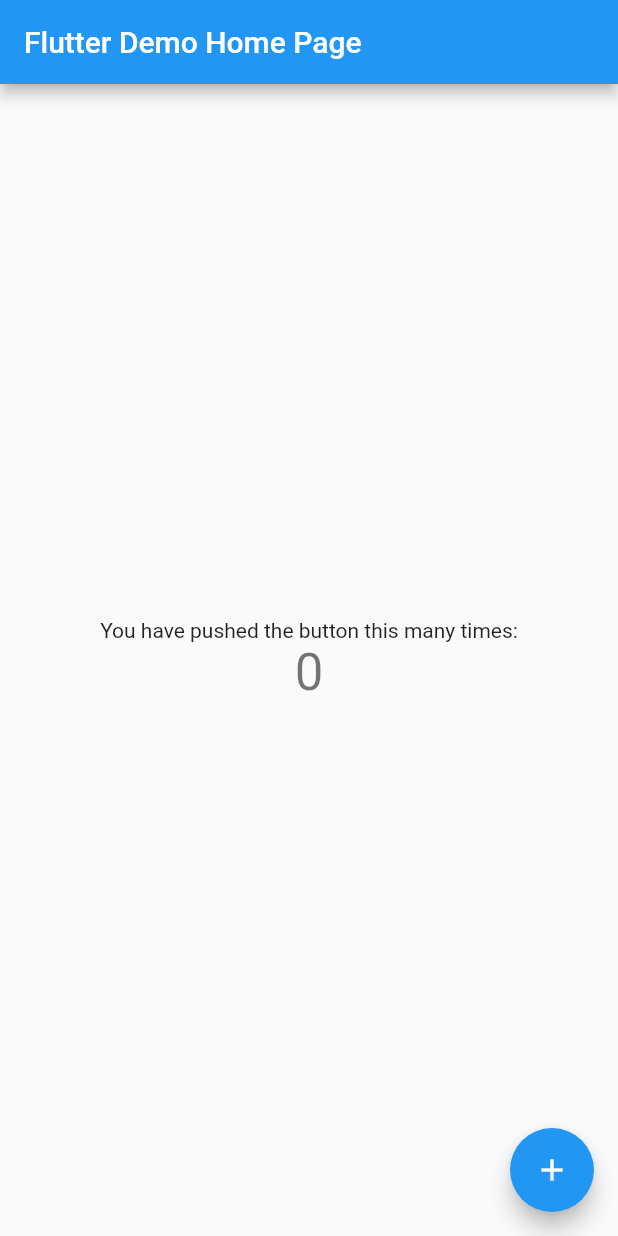
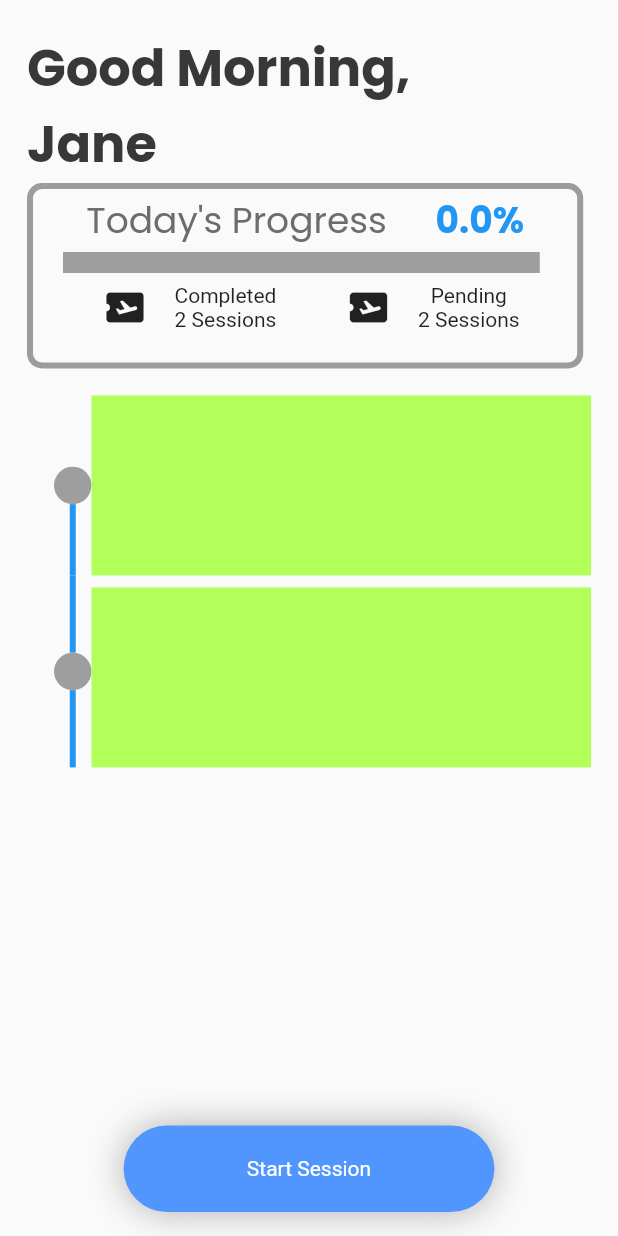
Before and after one commit to arunzuturu/fitness, a Flutter app: the screen it shows after launch, on a phone screen of 412 x 824 dp. Run offline on Flutter 3.47's test engine with Material 2 defaults, Android fonts, the phone set to English and light mode, and no system bars; drawn by our look-alikes of percent_indicator, timeline_tile; our stand-ins replace firebase_core, firebase_database, get, google_fonts; accounts and stored records are empty.

Commit message:
Lots of bs changes

```diff
--- /dev/null
+++ b/lib/View_Model/session_viewmodel.dart
@@ -0,0 +1,31 @@
+import 'package:firebase_core/firebase_core.dart';
+import 'package:firebase_database/firebase_database.dart';
+import 'package:flutter/material.dart';
+import 'package:get/get.dart';
+import 'package:intl/intl.dart';
+
+
+class ProgressController extends GetxController
+{
+  final now = DateTime.now();
+  final count = 0.obs;
+
+   @override
+   void onInit() {
+    // TODO: implement onInit
+    super.onInit();
+    getCount();
+  }
+   void getCount()
+   {
+     String date = now.toString().substring(0,10);
+     final fb = FirebaseDatabase.instanceFor(app: Firebase.app(),databaseURL: "https://fitness-87807-default-rtdb.asia-southeast1.firebasedatabase.app");
+     var Ref = fb.ref("sessions");
+
+    Ref.onChildAdded.listen((event) {
+       count.value = event.snapshot.children.length;
+       // count.refresh();
+       print(count.value);
+     });
+   }
+}
--- a/lib/Views/home.dart
+++ b/lib/Views/home.dart
@@ -0,0 +1,191 @@
+import 'package:firebase_core/firebase_core.dart';
+import 'package:fitness/View_Model/session_viewmodel.dart';
+import 'package:fitness/constants.dart';
+import "package:flutter/material.dart";
+import 'package:firebase_database/firebase_database.dart';
+import 'package:get/get.dart';
+import 'package:timeline_tile/timeline_tile.dart';
+import 'package:intl/intl.dart';
+import 'package:fitness/View_Model/session_viewmodel.dart';
+import 'package:percent_indicator/percent_indicator.dart';
+
+class Home extends StatefulWidget {
+  const Home({Key? key}) : super(key: key);
+
+  @override
+  State<Home> createState() => _HomeState();
+}
+
+class _HomeState extends State<Home> {
+  final progController = Get.put(ProgressController());
+  final fb = FirebaseDatabase.instanceFor(app: Firebase.app(),databaseURL: "https://fitness-87807-default-rtdb.asia-southeast1.firebasedatabase.app");
+  @override
+
+  Widget build(BuildContext context) {
+
+    var size = MediaQuery.of(context).size;
+    return Scaffold(
+        floatingActionButton: InkWell(
+          onTap: (){
+            _addsession();
+            progController.getCount();
+          },
+          child: Container(
+            width: size.width*0.6,
+            height: size.height*0.07,
+            decoration: BoxDecoration(
+              borderRadius: BorderRadius.circular(30),
+              color: Color(0xff5196ff),
+                boxShadow: [new BoxShadow(
+                  color: Colors.black.withOpacity(0.3),
+                  blurRadius: 20.0,
+                ),]
+            ),
+            child: Center(child: Text("Start Session", style: TextStyle(color: Colors.white),)),
+          ),
+        ),
+        floatingActionButtonLocation: FloatingActionButtonLocation.centerFloat,
+      body: SafeArea(
+        child: Padding(
+          padding: EdgeInsets.only(left: 18.0,top: 20),
+          child: Container(
+            width: size.width,
+            height: size.height,
+            child: Column(
+              crossAxisAlignment: CrossAxisAlignment.start,
+              children: [
+                Text("Good Morning,\nJane",style: h1,),
+                Obx(()=> HeadingCard(size,(progController.count/10 )*100)),
+                Padding(
+                  padding: const EdgeInsets.all(18.0),
+                  child: SingleChildScrollView(child: TimeLine(size)),
+                )
+
+
+              ],
+            ),
+          ),
+        ),
+      )
+
+    );
+  }
+  Future<void> _addsession()
+  async {
+    final now = new DateTime.now();
+    String formatter = now.toString().substring(0,10);
+    String time = DateFormat.jm().format(now);
+    var ref = fb.ref('sessions/$formatter/$time');
+    await ref.set("Session 7");
+  }
+}
+
+
+Widget HeadingCard(size, percentage)
+{
+  return Container(
+    width: size.width*0.90,
+    height: size.height*0.15,
+    decoration: BoxDecoration(
+      borderRadius: BorderRadius.circular(10),
+      border: Border.all(color: Color(0xff9c9c9c), width: 4, ),
+    ),
+    child: Column(
+      children: [
+        SizedBox(
+          child: Padding(
+            padding: const EdgeInsets.all(3.0),
+            child: Row(
+              mainAxisAlignment: MainAxisAlignment.spaceEvenly,
+              children: [
+                Text("Today's Progress", style: h2,),
+                Text("$percentage%",style: h2.copyWith(color: Colors.blue, fontWeight: FontWeight.bold),),
+              ],
+            ),
+          ),
+        ),
+        Padding(
+          padding: const EdgeInsets.only(left:10.0),
+          child: LinearPercentIndicator(
+            width: size.width*0.82,
+            lineHeight: 14.0,
+            percent: percentage/100,
+            backgroundColor: Colors.grey,
+            progressColor: Colors.blue,
+          ),
+        ),
+        Row(
+          mainAxisAlignment: MainAxisAlignment.spaceEvenly,
+          children: [
+            Row(
+              children: [
+                Padding(
+                  padding: const EdgeInsets.all(8.0),
+                  child: Icon(Icons.airplane_ticket, size: 30,),
+                ),
+                SizedBox(width: 10,),
+                Column(
+                  children: [
+                    Text("Completed"),
+                    Text("2 Sessions")
+                  ],
+                )
+              ],
+            ),
+            Row(
+              children: [
+                Padding(
+                  padding: const EdgeInsets.all(8.0),
+                  child: Icon(Icons.airplane_ticket, size: 30,),
+                ),
+                SizedBox(width: 10,),
+                Column(
+                  children: [
+                    Text("Pending"),
+                    Text("2 Sessions")
+                  ],
+                )
+              ],
+            ),
+          ],
+        )
+
+      ],
+    )
+  );
+}
+
+Widget TimeLine(size)
+{
+  return Column(
+    children: [
+      TimelineTile(
+        afterLineStyle: LineStyle(color: Colors.blue),
+        alignment: TimelineAlign.start,
+        isFirst: true,
+        endChild: Container(
+          constraints: const BoxConstraints(
+            minHeight: 120,
+          ),
+          color: Colors.lightGreenAccent,
+        ),
+      ),
+
+      TimelineTile(
+        beforeLineStyle: LineStyle(color: Colors.blue),
+        alignment: TimelineAlign.start,
+        hasIndicator: true,
+        endChild: Padding(
+          padding: const EdgeInsets.only(top: 8.0),
+          child: Container(
+            constraints: const BoxConstraints(
+              minHeight: 120,
+            ),
+            color: Colors.lightGreenAccent,
+
+          ),
+        ),
+      ),
+    ],
+  );
+}
--- /dev/null
+++ b/lib/constants.dart
@@ -0,0 +1,9 @@
+import 'dart:ui';
+
+import 'package:flutter/material.dart';
+import 'package:google_fonts/google_fonts.dart';
+
+TextStyle h1 = GoogleFonts.poppins(
+    fontWeight: FontWeight.bold, fontSize: 34, color: Color(0xff383937));
+TextStyle h2 = GoogleFonts.poppins(
+    fontWeight: FontWeight.normal, fontSize: 24, color: Color(0xFF6D6D6D));
--- a/lib/main.dart
+++ b/lib/main.dart
@@ -1,115 +1,27 @@
 import 'package:flutter/material.dart';
+import 'package:firebase_core/firebase_core.dart';
+import 'Views/home.dart';
 
-void main() {
-  runApp(const MyApp());
+
+Future main()async
+{
+  WidgetsFlutterBinding.ensureInitialized();
+  await Firebase.initializeApp();
+  runApp(MyApp());
 }
+
 
 class MyApp extends StatelessWidget {
   const MyApp({Key? key}) : super(key: key);
-
   // This widget is the root of your application.
   @override
   Widget build(BuildContext context) {
     return MaterialApp(
       title: 'Flutter Demo',
       theme: ThemeData(
-        // This is the theme of your application.
-        //
-        // Try running your application with "flutter run". You'll see the
-        // application has a blue toolbar. Then, without quitting the app, try
-        // changing the primarySwatch below to Colors.green and then invoke
-        // "hot reload" (press "r" in the console where you ran "flutter run",
-        // or simply save your changes to "hot reload" in a Flutter IDE).
-        // Notice that the counter didn't reset back to zero; the application
-        // is not restarted.
         primarySwatch: Colors.blue,
       ),
-      home: const MyHomePage(title: 'Flutter Demo Home Page'),
+      home: const Home(),
     );
   }
 }
-
-class MyHomePage extends StatefulWidget {
-  const MyHomePage({Key? key, required this.title}) : super(key: key);
-
-  // This widget is the home page of your application. It is stateful, meaning
-  // that it has a State object (defined below) that contains fields that affect
-  // how it looks.
-
-  // This class is the configuration for the state. It holds the values (in this
-  // case the title) provided by the parent (in this case the App widget) and
-  // used by the build method of the State. Fields in a Widget subclass are
-  // always marked "final".
-
-  final String title;
-
-  @override
-  State<MyHomePage> createState() => _MyHomePageState();
-}
-
-class _MyHomePageState extends State<MyHomePage> {
-  int _counter = 0;
-
-  void _incrementCounter() {
-    setState(() {
-      // This call to setState tells the Flutter framework that something has
-      // changed in this State, which causes it to rerun the build method below
-      // so that the display can reflect the updated values. If we changed
-      // _counter without calling setState(), then the build method would not be
-      // called again, and so nothing would appear to happen.
-      _counter++;
-    });
-  }
-
-  @override
-  Widget build(BuildContext context) {
-    // This method is rerun every time setState is called, for instance as done
-    // by the _incrementCounter method above.
-    //
-    // The Flutter framework has been optimized to make rerunning build methods
-    // fast, so that you can just rebuild anything that needs updating rather
-    // than having to individually change instances of widgets.
-    return Scaffold(
-      appBar: AppBar(
-        // Here we take the value from the MyHomePage object that was created by
-        // the App.build method, and use it to set our appbar title.
-        title: Text(widget.title),
-      ),
-      body: Center(
-        // Center is a layout widget. It takes a single child and positions it
-        // in the middle of the parent.
-        child: Column(
-          // Column is also a layout widget. It takes a list of children and
-          // arranges them vertically. By default, it sizes itself to fit its
-          // children horizontally, and tries to be as tall as its parent.
-          //
-          // Invoke "debug painting" (press "p" in the console, choose the
-          // "Toggle Debug Paint" action from the Flutter Inspector in Android
-          // Studio, or the "Toggle Debug Paint" command in Visual Studio Code)
-          // to see the wireframe for each widget.
-          //
-          // Column has various properties to control how it sizes itself and
-          // how it positions its children. Here we use mainAxisAlignment to
-          // center the children vertically; the main axis here is the vertical
-          // axis because Columns are vertical (the cross axis would be
-          // horizontal).
-          mainAxisAlignment: MainAxisAlignment.center,
-          children: <Widget>[
-            const Text(
-              'You have pushed the button this many times:',
-            ),
-            Text(
-              '$_counter',
-              style: Theme.of(context).textTheme.headline4,
-            ),
-          ],
-        ),
-      ),
-      floatingActionButton: FloatingActionButton(
-        onPressed: _incrementCounter,
-        tooltip: 'Increment',
-        child: const Icon(Icons.add),
-      ), // This trailing comma makes auto-formatting nicer for build methods.
-    );
-  }
-}
```
Also changed, not shown: pubspec.yaml (+9 -3 lines), pubspec.lock, 3 other files.
